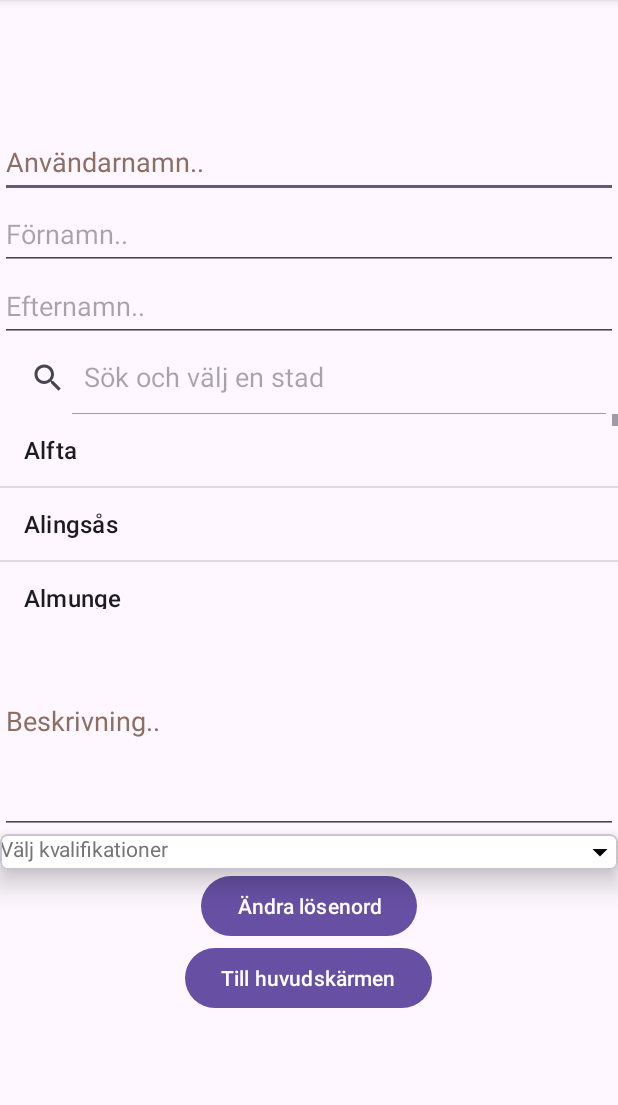
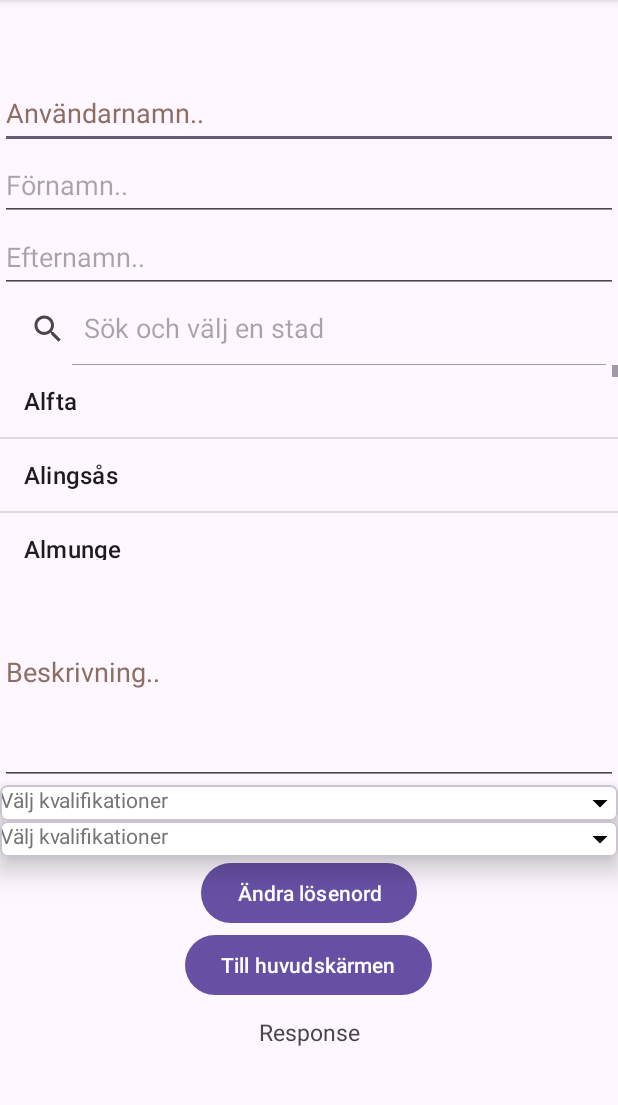
Before and after one commit to Jameslilja/DatingApp, an Android app: the UpdateProfile screen opened directly, with no data from a screen before it, on a phone screen of 412 x 824 dp, the part 96-1201 px from its top. Run offline under Robolectric (Android 15) with nearby library versions, the phone set to English and light mode, and no system bars; our stand-ins replace Firebase (no records; nobody signed in at launch, a user with empty details on screens opened directly).

Commit message:
Preferences
Added preferences to the users profile. Both when creating a new account and updating the already existing profile.

```diff
--- a/app/src/main/res/layout/activity_update_profile.xml
+++ b/app/src/main/res/layout/activity_update_profile.xml
@@ -32,7 +32,7 @@
         android:importantForAutofill="no" />
 
     <EditText
-        android:id="@+id/EditTextLastnameUpdate"
+        android:id="@+id/editTextLastnameUpdate"
         android:layout_width="match_parent"
         android:layout_height="wrap_content"
         android:ems="10"
@@ -55,7 +55,7 @@
         android:id="@+id/listViewSearchCity"/>
 
     <EditText
-        android:id="@+id/EditTextDescriptionUpdate"
+        android:id="@+id/editTextDescriptionUpdate"
         android:layout_width="match_parent"
         android:layout_height="150dp"
         android:ems="10"
@@ -96,6 +96,37 @@
         </RelativeLayout>
     </com.google.android.material.card.MaterialCardView>
 
+    <com.google.android.material.card.MaterialCardView
+        android:id="@+id/selectCardPreferencesUpdate"
+        android:layout_height="wrap_content"
+        android:layout_width="wrap_content"
+        app:cardBackgroundColor="@color/white"
+        app:cardCornerRadius="5dp"
+        app:cardElevation="10dp">
+
+        <RelativeLayout
+            android:layout_width="match_parent"
+            android:layout_height="match_parent">
+
+            <TextView
+                android:id="@+id/textViewPreferencesUpdate"
+                android:layout_width="wrap_content"
+                android:layout_height="wrap_content"
+                android:hint="@string/choose_qualifications"
+                android:textColorHint="#757575"
+                tools:ignore="RelativeOverlap" />
+
+            <ImageView
+                android:layout_width="wrap_content"
+                android:layout_height="wrap_content"
+                android:src="@drawable/ic_arrow_down"
+                android:layout_centerInParent="true"
+                android:layout_alignParentEnd="true"
+                tools:ignore="ContentDescription" />
+
+        </RelativeLayout>
+    </com.google.android.material.card.MaterialCardView>
+
     <Button
         android:layout_width="wrap_content"
         android:layout_height="wrap_content"
@@ -108,4 +139,22 @@
         android:text="@string/goToMainActivity"
         android:id="@+id/buttonGoToMainUpdate"/>
 
+    <TextView
+        android:id="@+id/idTVResponse"
+        android:layout_width="match_parent"
+        android:layout_height="wrap_content"
+        android:layout_margin="10dp"
+        android:gravity="center_horizontal"
+        android:text="@string/response_test"
+        android:textAlignment="center"
+        android:textSize="15sp" />
+
+    <!--progress bar for loading -->
+    <ProgressBar
+        android:id="@+id/idLoadingPB"
+        android:layout_width="wrap_content"
+        android:layout_height="wrap_content"
+        android:layout_gravity="center"
+        android:visibility="gone" />
+
 </LinearLayout>
--- a/app/src/main/res/values/strings.xml
+++ b/app/src/main/res/values/strings.xml
@@ -23,6 +23,7 @@
     <string name="dialog_titleUpdatePassword">ALERT DIALOG TITLE TEST</string>
     <string name="change_password">Ändra lösenord</string>
     <string name="response_test">Response</string>
+    <string name="choose_preference">Välj preferenser</string>
 
     <string-array name="citiesInSwedenArray">
         <item> Alfta </item>
```
Also changed, not shown: app/src/main/java/com/example/datingapp/DataModal.java (+11 -1 lines), app/src/main/java/com/example/datingapp/NewUserFirstTimeLogin.java (+126 -40 lines), app/src/main/java/com/example/datingapp/UpdateProfile.java (+199 -3 lines), app/src/main/res/layout/activity_new_user_first_time_login.xml (+31 -0 lines).
